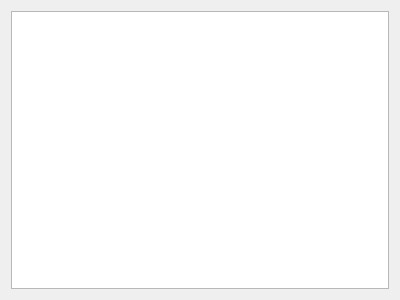
Old version of the form ToolSheet/toolsheet.ui in the repository mikejg/CamHelper.
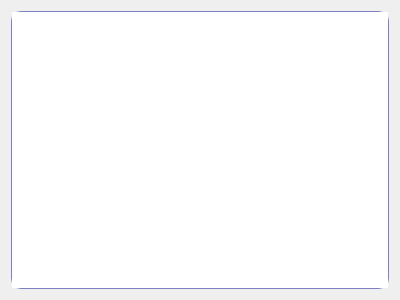
New version of the form.

```diff
--- a/ToolSheet/toolsheet.ui
+++ b/ToolSheet/toolsheet.ui
@@ -15,7 +15,40 @@
   </property>
   <layout class="QVBoxLayout" name="verticalLayout">
    <item>
-    <widget class="QTableView" name="tableView_ToolSheet"/>
+    <widget class="QTableView" name="tableView_ToolSheet">
+     <property name="styleSheet">
+      <string notr="true">QTableView{ border: 1px  solid;
+                      border-color: rgb(128, 128, 192);
+					  border-radius: 10px;}
+
+QScrollBar:vertical {
+    border: 1px solid #999999;
+    background: rgba(255, 255, 255,32);
+    width: 12px; /* Breite der Scrollbar */
+    margin: 0px 0px 0px 0px;
+    border-radius: 6px; /* Abrundung der Scrollbar-Leiste */
+}
+
+QScrollBar::handle:vertical {
+    background: rgb(128,128,192);/*#a0a0a0; /* Farbe des Scrollbar-Griffs */
+    min-height: 20px;
+    border-radius: 5px; /* Abrundung des Griffs */
+}
+
+QScrollBar::add-line:vertical {
+    border: none;
+    background: none;
+}
+
+QScrollBar::sub-line:vertical {
+    border: none;
+    background: none;
+}</string>
+     </property>
+     <attribute name="horizontalHeaderStretchLastSection">
+      <bool>true</bool>
+     </attribute>
+    </widget>
    </item>
   </layout>
  </widget>
```
